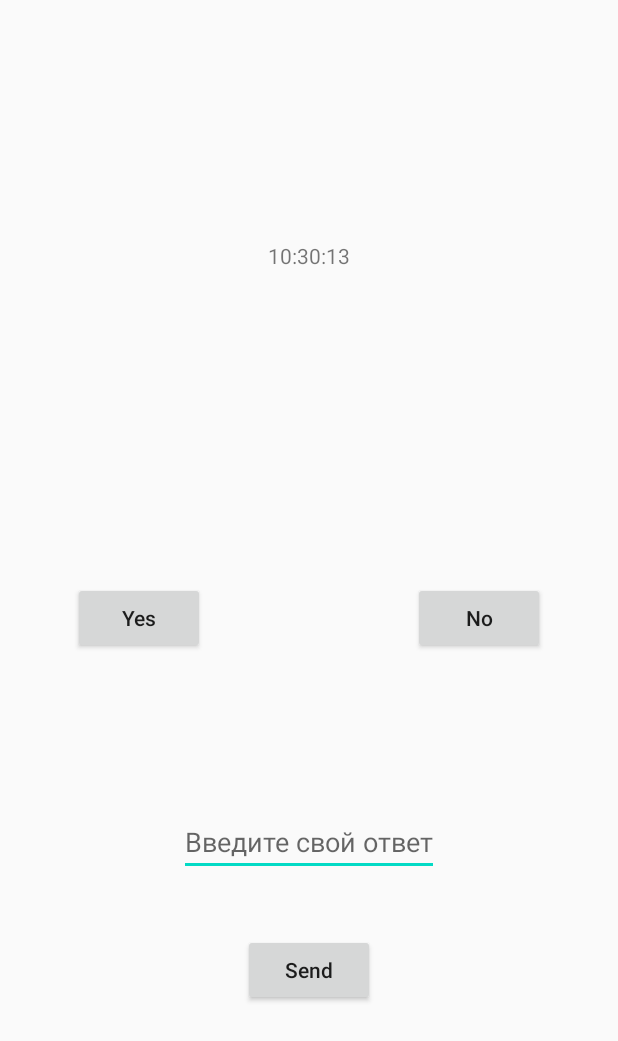
After one commit to RenatFayzullin/Android, an Android app: the TimeActivity screen opened directly, with no data from a screen before it, on a phone screen of 412 x 824 dp. The commit adds this screen. Shown: the top 1041 px of the screen. Run offline under Robolectric (Android 15) with nearby library versions, the phone set to English and light mode, and no system bars.

Commit message:
homework intents

```diff
--- /dev/null
+++ b/app/src/main/java/com/example/instagramandroid/TimeActivity.kt
@@ -0,0 +1,65 @@
+package com.example.instagramandroid
+
+import android.app.Activity
+import android.content.Intent
+import androidx.appcompat.app.AppCompatActivity
+import android.os.Bundle
+import android.widget.TextView
+import kotlinx.android.synthetic.main.activity_time.*
+import org.w3c.dom.Text
+import java.lang.Thread.sleep
+import java.text.SimpleDateFormat
+import java.util.*
+import kotlin.concurrent.thread
+
+class TimeActivity : AppCompatActivity() {
+    override fun onCreate(savedInstanceState: Bundle?) {
+        super.onCreate(savedInstanceState)
+        setContentView(R.layout.activity_time)
+
+        var sdf = SimpleDateFormat("HH:mm:ss")
+        var time: String = sdf.format(Date(System.currentTimeMillis()))
+
+        var tvTime: TextView = findViewById(R.id.time_1)
+        tvTime.text = time
+
+        var name: String? = intent.extras?.getString("name")
+        que.text = name
+
+
+        Thread {
+            while (true) {
+                sleep(1000)
+                runOnUiThread {
+                    time = sdf.format(Date(System.currentTimeMillis()))
+                    tvTime.text = time
+
+                }
+            }
+        }.start()
+
+        yes.setOnClickListener {
+            var intent6 = Intent()
+            intent6.putExtra("name", yes.text.toString())
+            setResult(Activity.RESULT_OK, intent6)
+            finish()
+        }
+
+        no.setOnClickListener {
+            var intent6 = Intent()
+            intent6.putExtra("name", no.text.toString())
+            setResult(Activity.RESULT_OK, intent6)
+            finish()
+        }
+        answer_send.setOnClickListener {
+            var intent7 = Intent()
+            intent7.putExtra("name", answer.text.toString())
+            setResult(Activity.RESULT_OK, intent7)
+            finish()
+        }
+
+
+    }
+
+
+}
--- /dev/null
+++ b/app/src/main/res/layout/activity_time.xml
@@ -0,0 +1,78 @@
+<?xml version="1.0" encoding="utf-8"?>
+<androidx.constraintlayout.widget.ConstraintLayout xmlns:android="http://schemas.android.com/apk/res/android"
+    xmlns:app="http://schemas.android.com/apk/res-auto"
+    xmlns:tools="http://schemas.android.com/tools"
+    android:layout_width="match_parent"
+    android:layout_height="match_parent"
+    tools:context=".TimeActivity">
+
+    <TextView
+        android:id="@+id/time_1"
+        android:layout_width="wrap_content"
+        android:layout_height="wrap_content"
+        app:layout_constraintBottom_toBottomOf="parent"
+        app:layout_constraintEnd_toEndOf="parent"
+        app:layout_constraintStart_toStartOf="parent"
+        app:layout_constraintTop_toTopOf="parent"
+        app:layout_constraintVertical_bias="0.2" />
+
+    <Button
+        android:id="@+id/yes"
+        android:layout_width="wrap_content"
+        android:layout_height="wrap_content"
+        android:text="Yes"
+        android:textAllCaps="false"
+        app:layout_constraintBottom_toBottomOf="parent"
+        app:layout_constraintEnd_toEndOf="parent"
+        app:layout_constraintHorizontal_bias="0.15"
+        app:layout_constraintStart_toStartOf="parent"
+        app:layout_constraintTop_toTopOf="parent" />
+
+    <Button
+        android:id="@+id/no"
+        android:layout_width="wrap_content"
+        android:layout_height="wrap_content"
+        android:text="No"
+        android:textAllCaps="false"
+        app:layout_constraintBottom_toBottomOf="parent"
+        app:layout_constraintEnd_toEndOf="parent"
+        app:layout_constraintHorizontal_bias="0.85"
+        app:layout_constraintStart_toStartOf="parent"
+        app:layout_constraintTop_toTopOf="parent" />
+
+    <TextView
+        android:id="@+id/que"
+        android:layout_width="wrap_content"
+        android:layout_height="wrap_content"
+        android:textAllCaps="false"
+        app:layout_constraintBottom_toBottomOf="parent"
+        app:layout_constraintEnd_toEndOf="parent"
+        app:layout_constraintStart_toStartOf="parent"
+        app:layout_constraintTop_toTopOf="parent"
+        app:layout_constraintVertical_bias="0.3" />
+
+    <EditText
+        android:id="@+id/answer"
+        android:layout_width="wrap_content"
+        android:layout_height="wrap_content"
+        android:hint="Введите свой ответ"
+        app:layout_constraintBottom_toBottomOf="parent"
+        app:layout_constraintEnd_toEndOf="parent"
+        app:layout_constraintStart_toStartOf="parent"
+        app:layout_constraintTop_toBottomOf="@+id/no"
+        app:layout_constraintVertical_bias="0.3" />
+
+    <Button
+        android:id="@+id/answer_send"
+        android:layout_width="wrap_content"
+        android:layout_height="wrap_content"
+        android:text="Send"
+        android:textAllCaps="false"
+        app:layout_constraintBottom_toBottomOf="parent"
+        app:layout_constraintEnd_toEndOf="parent"
+        app:layout_constraintStart_toStartOf="parent"
+        app:layout_constraintTop_toBottomOf="@+id/answer"
+        app:layout_constraintVertical_bias="0.2" />
+
+
+</androidx.constraintlayout.widget.ConstraintLayout>
```
Also changed, not shown: app/src/main/AndroidManifest.xml (+9 -0 lines), app/src/main/java/com/example/instagramandroid/MainActivity.kt (+46 -0 lines), app/src/main/res/layout/activity_main.xml (added, +57 -0 lines).
